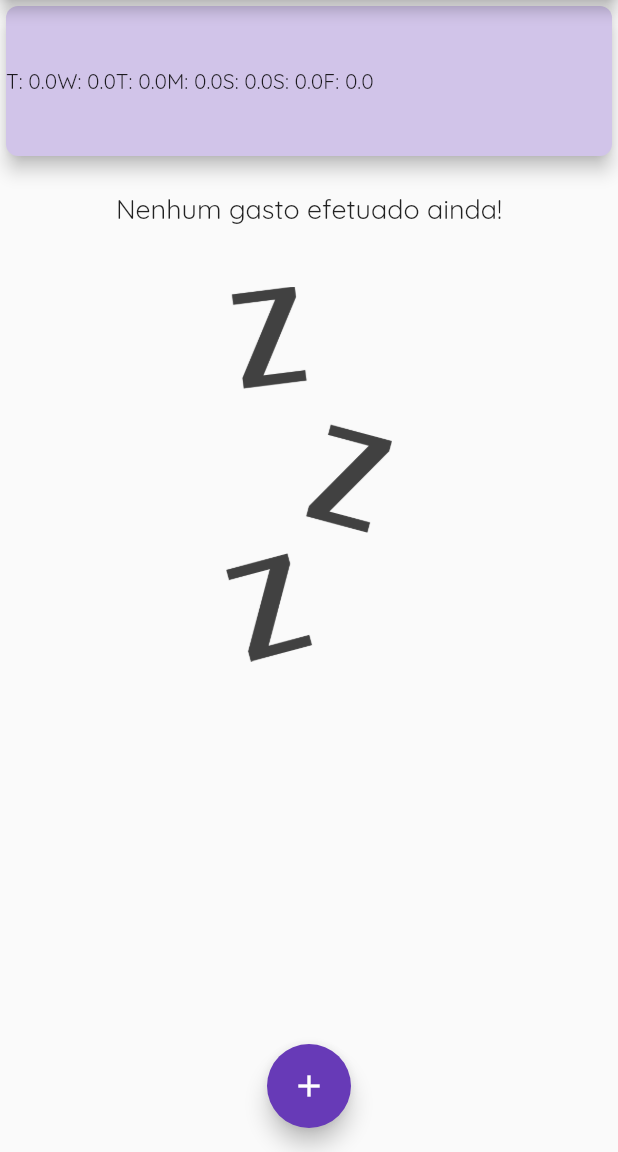
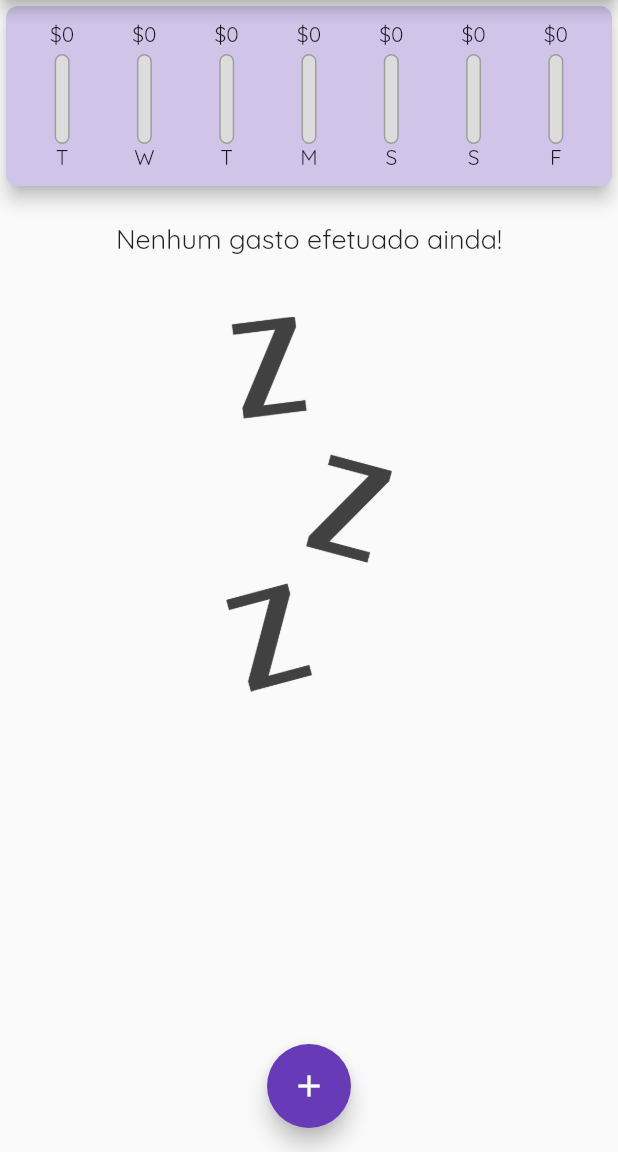
Before and after one commit to silveiraluisf/projeto_flutter_treino_gerenciador_gastos, a Flutter app: the screen it shows after launch, on a phone screen of 412 x 824 dp, the part 84-1236 px from its top. Run offline on Flutter 3.47's test engine with Material 2 defaults, Android fonts, the phone set to English and light mode, and no system bars.

Commit message:
ajustado layout e funcionamento dos chat bar

```diff
--- a/lib/components/chart_bar.dart
+++ b/lib/components/chart_bar.dart
@@ -11,9 +11,35 @@ class ChartBar extends StatelessWidget {
   Widget build(BuildContext context) {
     return Column(
       children: <Widget>[
-        Text('\$${spendingAmount.toStringAsFixed(0)}'),
-        SizedBox(height: 4,),
-        Container(),
+        FittedBox(
+            child: Text('\$${spendingAmount.toStringAsFixed(0)}'),
+        ),
+        Container(
+          height: 4,
+        ),
+        SizedBox(
+          height: 60,
+          width: 10,
+          child: Stack(
+            children: <Widget>[
+              Container(
+                decoration: BoxDecoration(
+                    borderRadius: BorderRadius.circular(10),
+                    border: Border.all(color: Colors.grey, width: 1.0),
+                    color: const Color.fromRGBO(220, 220, 220, 1)),
+              ),
+              FractionallySizedBox(
+                heightFactor: spendingPctOfTotal,
+                child: Container(
+                  decoration: BoxDecoration(
+                      color: Theme.of(context).primaryColor,
+                      borderRadius: BorderRadius.circular(10)),
+                ),
+              )
+            ],
+          ),
+        ),
+        Text(label)
       ],
     );
   }
--- a/lib/components/transactions_chart.dart
+++ b/lib/components/transactions_chart.dart
@@ -1,5 +1,6 @@
 import 'package:flutter/material.dart';
 import 'package:intl/intl.dart';
+import '../components/chart_bar.dart';
 import '../models/transaction.dart';
 
 class TransactionsChart extends StatelessWidget {
@@ -22,9 +23,15 @@ class TransactionsChart extends StatelessWidget {
         }
       }
       return {
-        'day': DateFormat.E().format(weekDay).substring(0, 1),
+        'day': DateFormat.E().format(weekDay).substring(0, 1) as String,
         'amount': totalSum,
       };
+    });
+  }
+
+  double get totalSpending {
+    return groupedTransactionValues.fold(0.0, (sum, item) {
+      return sum + (item['amount'] as double);
     });
   }
 
@@ -36,21 +43,24 @@ class TransactionsChart extends StatelessWidget {
         elevation: 5,
         shape: const RoundedRectangleBorder(
             borderRadius: BorderRadius.all(Radius.circular(8))),
-        color: Theme
-            .of(context)
-            .primaryColorLight,
-        child: SizedBox(
+        color: Theme.of(context).primaryColorLight,
+        child: Container(
+          padding: const EdgeInsets.all(10),
           width: 300,
-          height: 100,
-          child: Center(
-            child: Row(
-              children: groupedTransactionValues.map((data) {
-                return Text(
-                  '${data['day']}: ${data['amount']}',
-                  // style: TextStyle(fontSize: 24, color: Colors.deepPurple),
-                );
-              }).toList(),
-            ),
+          height: 120,
+          child: Row(
+            mainAxisAlignment: MainAxisAlignment.spaceEvenly,
+            children: groupedTransactionValues.map((data) {
+              return Flexible(
+                fit: FlexFit.tight,
+                child: ChartBar(
+                    (data['day'] as String),
+                    (data['amount'] as double),
+                    totalSpending == 0.0
+                        ? 0.0
+                        : (data['amount'] as double) / totalSpending),
+              );
+            }).toList(),
           ),
         ),
       ),
```
